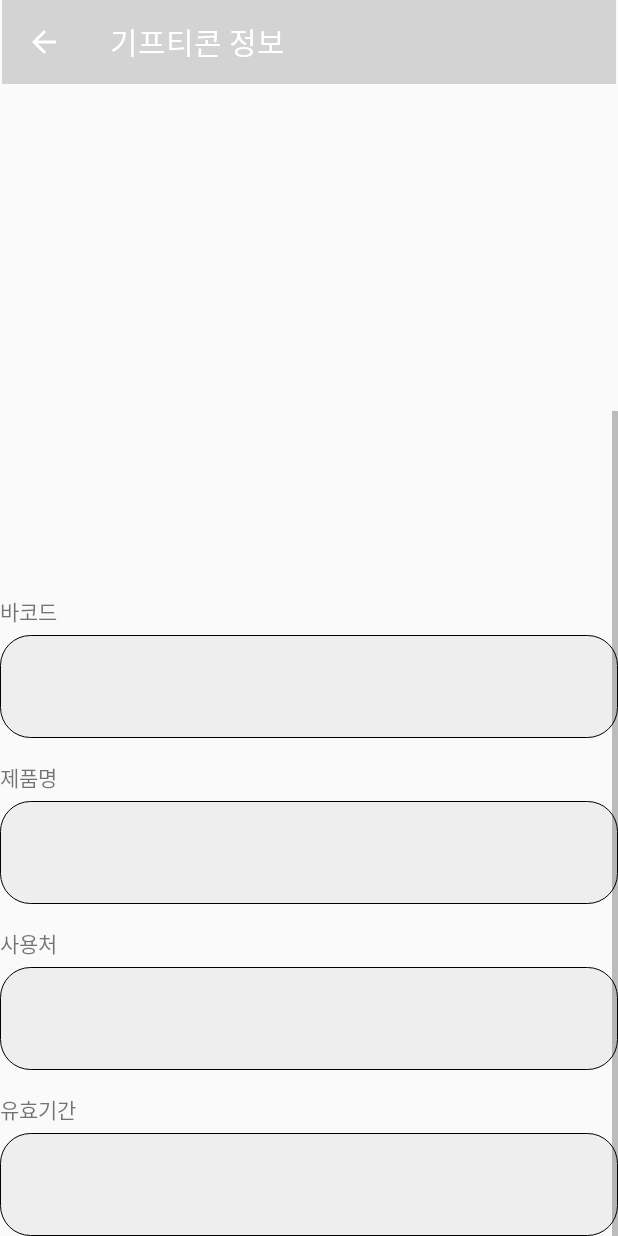
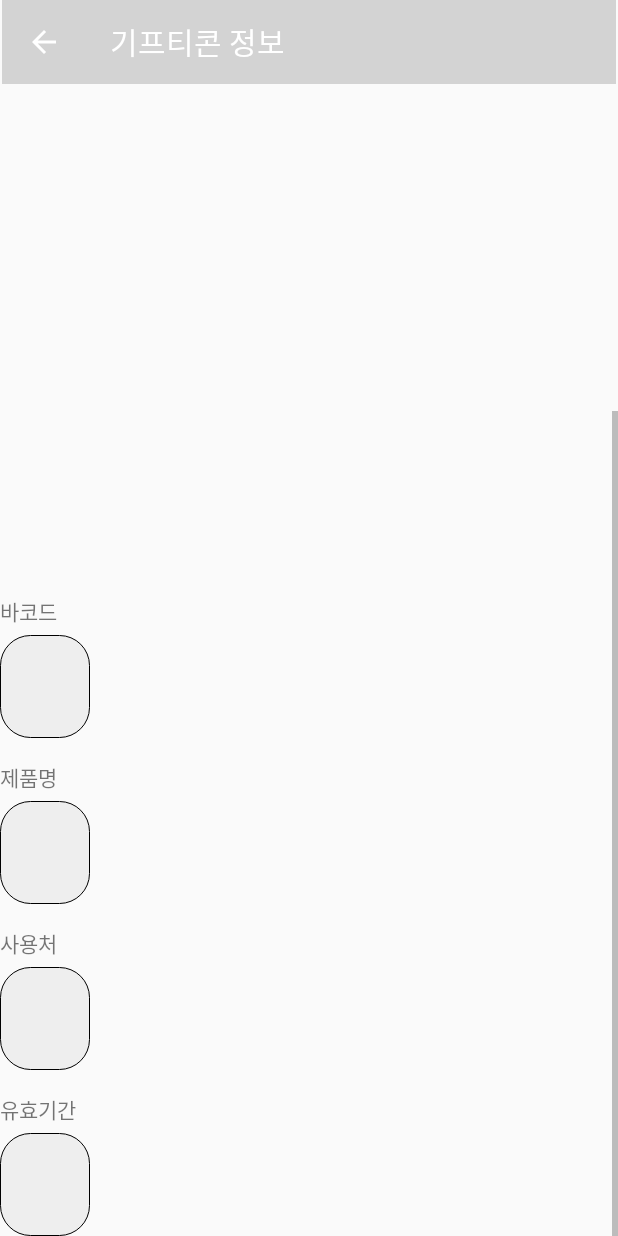
Before and after one commit to LoGuzo/CloudVision, an Android app: the Gift_Inform screen opened directly, with no data from a screen before it, scrolled down 298 dp, on a phone screen of 412 x 824 dp. Run offline under Robolectric (Android 15) with nearby library versions, the phone set to English and light mode, and no system bars; pictures from the network do not load; 5 statements that could not run were skipped.

Commit message:
조영웅 기프티콘 정보 ui & 로그아웃 기능 추가 (수정)

```diff
--- a/app/src/main/res/layout/gifticon_inform.xml
+++ b/app/src/main/res/layout/gifticon_inform.xml
@@ -45,7 +45,7 @@
                 android:background="@drawable/round_box"
                 android:id="@+id/BarcodeText"
                 android:layout_marginTop="5dp"
-                android:layout_width="match_parent"
+                android:layout_width="wrap_content"
                 android:layout_height="wrap_content"
                 android:textSize="32px" />
 
@@ -58,7 +58,7 @@
 
             <TextView
                 android:id="@+id/NameText"
-                android:layout_width="match_parent"
+                android:layout_width="wrap_content"
                 android:layout_height="wrap_content"
                 android:layout_marginTop="5dp"
                 android:background="@drawable/round_box"
@@ -75,7 +75,7 @@
                 android:background="@drawable/round_box"
                 android:id="@+id/StoreText"
                 android:layout_marginTop="5dp"
-                android:layout_width="match_parent"
+                android:layout_width="wrap_content"
                 android:layout_height="wrap_content"
                 android:textSize="32px"/>
 
@@ -90,7 +90,7 @@
                 android:background="@drawable/round_box"
                 android:layout_marginTop="5dp"
                 android:id="@+id/DateText"
-                android:layout_width="match_parent"
+                android:layout_width="wrap_content"
                 android:layout_height="wrap_content"
                 android:textSize="32px"/>
 
```
